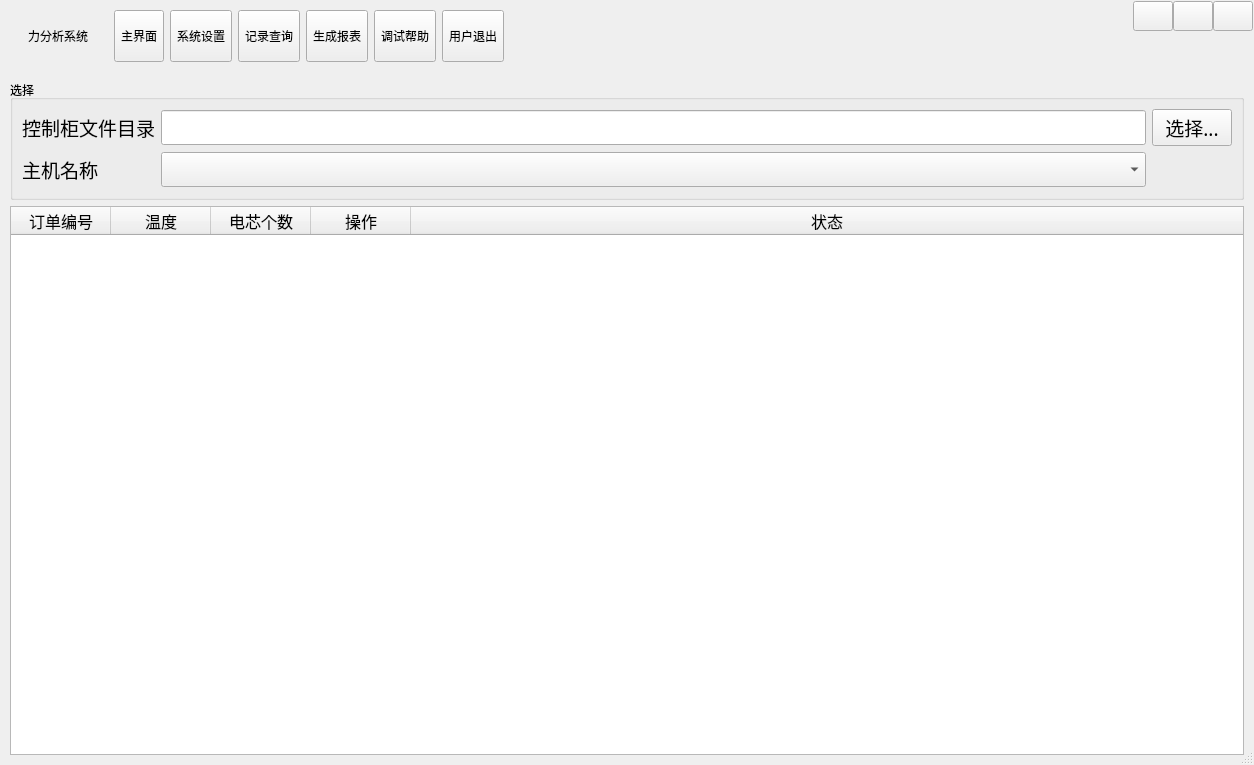
Above: MainWnd.ui from byteman/bullet before the change. Below: the same form after it.
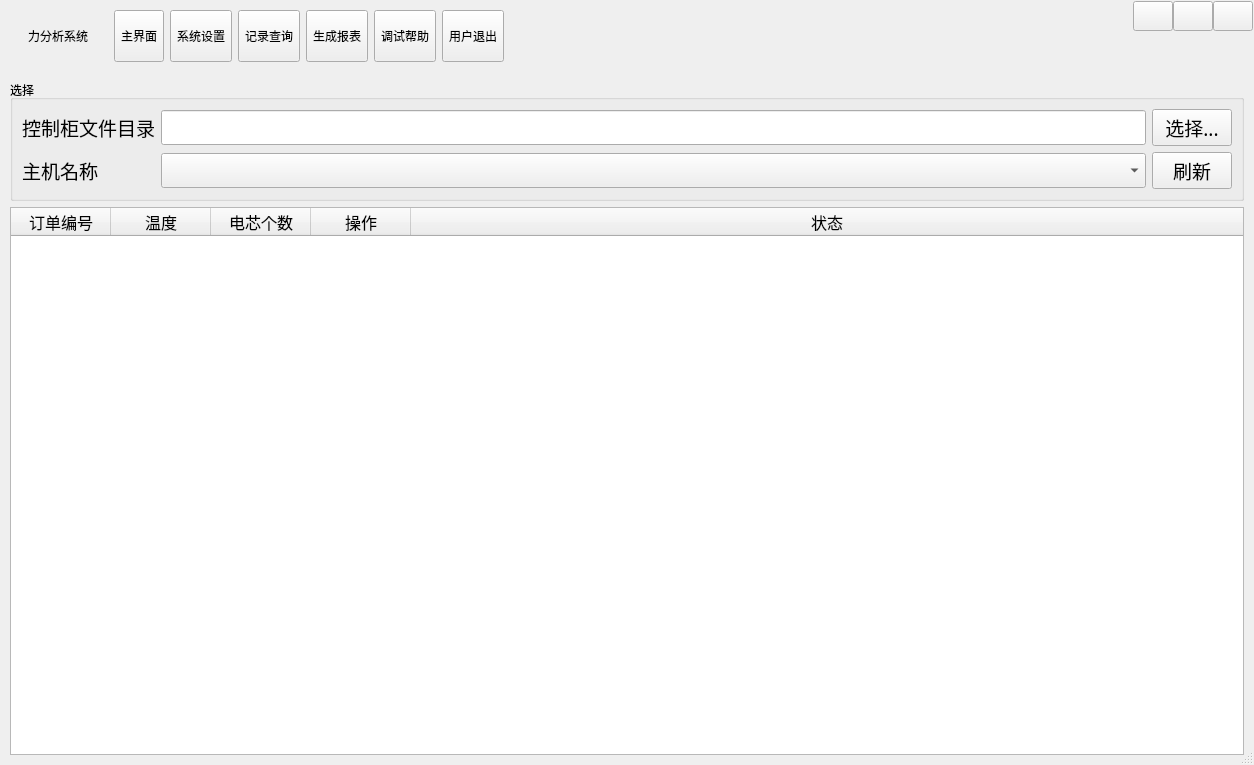
That is the form after the change. Icons and pictures are not drawn. Custom widgets are drawn as their Qt base class.

What changed in the file:
```diff
--- a/MainWnd.ui
+++ b/MainWnd.ui
@@ -1550,6 +1550,22 @@
               </property>
              </widget>
             </item>
+            <item row="1" column="3">
+             <widget class="QPushButton" name="btnReload">
+              <property name="font">
+               <font>
+                <family>微软雅黑</family>
+                <pointsize>14</pointsize>
+               </font>
+              </property>
+              <property name="styleSheet">
+               <string notr="true"/>
+              </property>
+              <property name="text">
+               <string>刷新</string>
+              </property>
+             </widget>
+            </item>
            </layout>
           </widget>
          </item>
```
